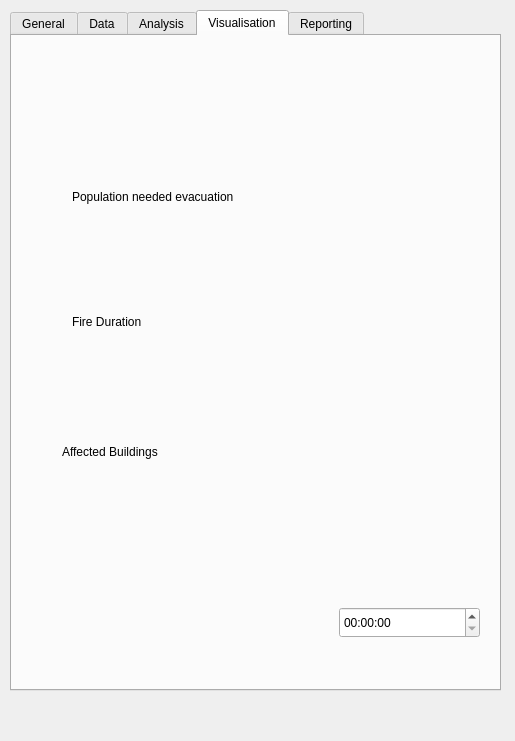
VagosAplas/GEO1005-Fire, file SpatialDecision/fire_interface_updated.ui: the form before one commit.
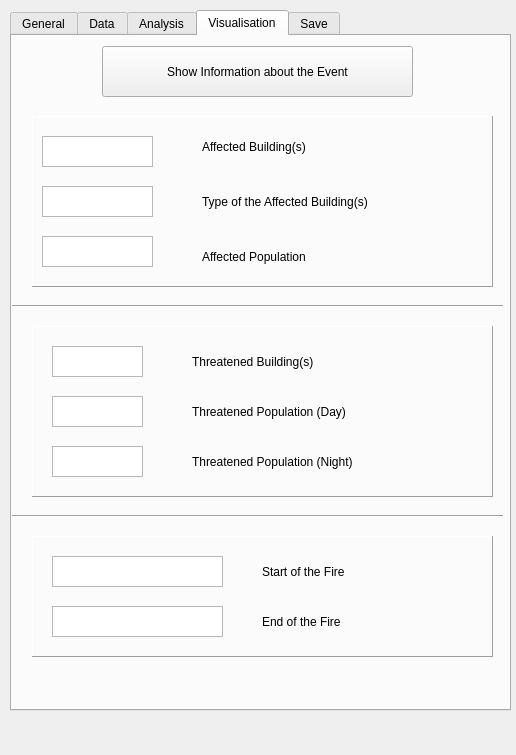
The form after the commit. The open tabs and pages were chosen to show the change. Icons and pictures are not drawn.

The edit to the form file:
```diff
--- a/SpatialDecision/fire_interface_updated.ui
+++ b/SpatialDecision/fire_interface_updated.ui
@@ -6,8 +6,8 @@
    <rect>
     <x>0</x>
     <y>0</y>
-    <width>515</width>
-    <height>741</height>
+    <width>516</width>
+    <height>755</height>
    </rect>
   </property>
   <property name="windowTitle">
@@ -19,10 +19,22 @@
      <rect>
       <x>10</x>
       <y>10</y>
-      <width>491</width>
-      <height>681</height>
+      <width>501</width>
+      <height>701</height>
      </rect>
     </property>
+    <property name="minimumSize">
+     <size>
+      <width>501</width>
+      <height>701</height>
+     </size>
+    </property>
+    <property name="cursor">
+     <cursorShape>ArrowCursor</cursorShape>
+    </property>
+    <property name="mouseTracking">
+     <bool>true</bool>
+    </property>
     <property name="currentIndex">
      <number>1</number>
     </property>
@@ -592,59 +604,615 @@
      <attribute name="title">
       <string>Visualisation</string>
      </attribute>
-     <widget class="QTimeEdit" name="timeEdit">
+     <widget class="Line" name="line">
       <property name="geometry">
        <rect>
-        <x>327</x>
-        <y>571</y>
-        <width>141</width>
+        <x>0</x>
+        <y>470</y>
+        <width>491</width>
+        <height>20</height>
+       </rect>
+      </property>
+      <property name="minimumSize">
+       <size>
+        <width>491</width>
+        <height>20</height>
+       </size>
+      </property>
+      <property name="cursor">
+       <cursorShape>ArrowCursor</cursorShape>
+      </property>
+      <property name="mouseTracking">
+       <bool>true</bool>
+      </property>
+      <property name="orientation">
+       <enum>Qt::Horizontal</enum>
+      </property>
+     </widget>
+     <widget class="Line" name="line_2">
+      <property name="geometry">
+       <rect>
+        <x>0</x>
+        <y>260</y>
+        <width>491</width>
+        <height>20</height>
+       </rect>
+      </property>
+      <property name="minimumSize">
+       <size>
+        <width>491</width>
+        <height>20</height>
+       </size>
+      </property>
+      <property name="cursor">
+       <cursorShape>ArrowCursor</cursorShape>
+      </property>
+      <property name="mouseTracking">
+       <bool>true</bool>
+      </property>
+      <property name="orientation">
+       <enum>Qt::Horizontal</enum>
+      </property>
+     </widget>
+     <widget class="QLabel" name="label_9">
+      <property name="geometry">
+       <rect>
+        <x>250</x>
+        <y>520</y>
+        <width>241</width>
         <height>31</height>
        </rect>
       </property>
+      <property name="minimumSize">
+       <size>
+        <width>151</width>
+        <height>21</height>
+       </size>
+      </property>
+      <property name="cursor">
+       <cursorShape>ArrowCursor</cursorShape>
+      </property>
+      <property name="mouseTracking">
+       <bool>true</bool>
+      </property>
+      <property name="text">
+       <string>Start of the Fire</string>
+      </property>
      </widget>
-     <widget class="QLabel" name="label">
+     <widget class="QFrame" name="frame">
       <property name="geometry">
        <rect>
-        <x>60</x>
-        <y>150</y>
+        <x>20</x>
+        <y>80</y>
+        <width>461</width>
+        <height>171</height>
+       </rect>
+      </property>
+      <property name="minimumSize">
+       <size>
+        <width>461</width>
+        <height>141</height>
+       </size>
+      </property>
+      <property name="cursor">
+       <cursorShape>ArrowCursor</cursorShape>
+      </property>
+      <property name="mouseTracking">
+       <bool>true</bool>
+      </property>
+      <property name="focusPolicy">
+       <enum>Qt::NoFocus</enum>
+      </property>
+      <property name="frameShape">
+       <enum>QFrame::Panel</enum>
+      </property>
+      <property name="frameShadow">
+       <enum>QFrame::Raised</enum>
+      </property>
+      <widget class="QListWidget" name="reportList_3">
+       <property name="enabled">
+        <bool>true</bool>
+       </property>
+       <property name="geometry">
+        <rect>
+         <x>10</x>
+         <y>20</y>
+         <width>111</width>
+         <height>31</height>
+        </rect>
+       </property>
+       <property name="minimumSize">
+        <size>
+         <width>111</width>
+         <height>31</height>
+        </size>
+       </property>
+       <property name="cursor" stdset="0">
+        <cursorShape>ArrowCursor</cursorShape>
+       </property>
+       <property name="mouseTracking">
+        <bool>true</bool>
+       </property>
+       <property name="viewMode">
+        <enum>QListView::ListMode</enum>
+       </property>
+      </widget>
+      <widget class="QListWidget" name="reportList_4">
+       <property name="geometry">
+        <rect>
+         <x>10</x>
+         <y>120</y>
+         <width>111</width>
+         <height>31</height>
+        </rect>
+       </property>
+       <property name="minimumSize">
+        <size>
+         <width>111</width>
+         <height>31</height>
+        </size>
+       </property>
+       <property name="cursor" stdset="0">
+        <cursorShape>ArrowCursor</cursorShape>
+       </property>
+       <property name="mouseTracking">
+        <bool>true</bool>
+       </property>
+       <property name="viewMode">
+        <enum>QListView::ListMode</enum>
+       </property>
+      </widget>
+      <widget class="QLabel" name="label_3">
+       <property name="geometry">
+        <rect>
+         <x>170</x>
+         <y>20</y>
+         <width>251</width>
+         <height>21</height>
+        </rect>
+       </property>
+       <property name="minimumSize">
+        <size>
+         <width>181</width>
+         <height>21</height>
+        </size>
+       </property>
+       <property name="cursor">
+        <cursorShape>ArrowCursor</cursorShape>
+       </property>
+       <property name="mouseTracking">
+        <bool>true</bool>
+       </property>
+       <property name="text">
+        <string>Affected Building(s)</string>
+       </property>
+      </widget>
+      <widget class="QListWidget" name="reportList_11">
+       <property name="geometry">
+        <rect>
+         <x>10</x>
+         <y>70</y>
+         <width>111</width>
+         <height>31</height>
+        </rect>
+       </property>
+       <property name="minimumSize">
+        <size>
+         <width>111</width>
+         <height>31</height>
+        </size>
+       </property>
+       <property name="cursor" stdset="0">
+        <cursorShape>ArrowCursor</cursorShape>
+       </property>
+       <property name="mouseTracking">
+        <bool>true</bool>
+       </property>
+       <property name="viewMode">
+        <enum>QListView::ListMode</enum>
+       </property>
+      </widget>
+      <widget class="QLabel" name="label_13">
+       <property name="geometry">
+        <rect>
+         <x>170</x>
+         <y>70</y>
+         <width>281</width>
+         <height>31</height>
+        </rect>
+       </property>
+       <property name="minimumSize">
+        <size>
+         <width>261</width>
+         <height>21</height>
+        </size>
+       </property>
+       <property name="cursor">
+        <cursorShape>ArrowCursor</cursorShape>
+       </property>
+       <property name="mouseTracking">
+        <bool>true</bool>
+       </property>
+       <property name="text">
+        <string>Type of the Affected Building(s)</string>
+       </property>
+      </widget>
+      <widget class="QLabel" name="label_8">
+       <property name="geometry">
+        <rect>
+         <x>170</x>
+         <y>130</y>
+         <width>261</width>
+         <height>21</height>
+        </rect>
+       </property>
+       <property name="minimumSize">
+        <size>
+         <width>181</width>
+         <height>21</height>
+        </size>
+       </property>
+       <property name="cursor">
+        <cursorShape>ArrowCursor</cursorShape>
+       </property>
+       <property name="mouseTracking">
+        <bool>true</bool>
+       </property>
+       <property name="text">
+        <string>Affected Population</string>
+       </property>
+      </widget>
+     </widget>
+     <widget class="QFrame" name="frame_2">
+      <property name="geometry">
+       <rect>
+        <x>20</x>
+        <y>290</y>
+        <width>461</width>
+        <height>171</height>
+       </rect>
+      </property>
+      <property name="minimumSize">
+       <size>
         <width>451</width>
-        <height>21</height>
-       </rect>
+        <height>141</height>
+       </size>
       </property>
-      <property name="text">
-       <string>Population needed evacuation</string>
+      <property name="cursor">
+       <cursorShape>ArrowCursor</cursorShape>
       </property>
+      <property name="mouseTracking">
+       <bool>true</bool>
+      </property>
+      <property name="focusPolicy">
+       <enum>Qt::NoFocus</enum>
+      </property>
+      <property name="frameShape">
+       <enum>QFrame::Panel</enum>
+      </property>
+      <property name="frameShadow">
+       <enum>QFrame::Raised</enum>
+      </property>
+      <widget class="QListWidget" name="reportList_7">
+       <property name="geometry">
+        <rect>
+         <x>20</x>
+         <y>120</y>
+         <width>91</width>
+         <height>31</height>
+        </rect>
+       </property>
+       <property name="minimumSize">
+        <size>
+         <width>91</width>
+         <height>31</height>
+        </size>
+       </property>
+       <property name="cursor" stdset="0">
+        <cursorShape>ArrowCursor</cursorShape>
+       </property>
+       <property name="mouseTracking">
+        <bool>true</bool>
+       </property>
+       <property name="viewMode">
+        <enum>QListView::ListMode</enum>
+       </property>
+      </widget>
+      <widget class="QListWidget" name="reportList_6">
+       <property name="geometry">
+        <rect>
+         <x>20</x>
+         <y>70</y>
+         <width>91</width>
+         <height>31</height>
+        </rect>
+       </property>
+       <property name="minimumSize">
+        <size>
+         <width>91</width>
+         <height>31</height>
+        </size>
+       </property>
+       <property name="cursor" stdset="0">
+        <cursorShape>ArrowCursor</cursorShape>
+       </property>
+       <property name="mouseTracking">
+        <bool>true</bool>
+       </property>
+       <property name="viewMode">
+        <enum>QListView::ListMode</enum>
+       </property>
+      </widget>
+      <widget class="QLabel" name="label_11">
+       <property name="geometry">
+        <rect>
+         <x>160</x>
+         <y>120</y>
+         <width>291</width>
+         <height>31</height>
+        </rect>
+       </property>
+       <property name="minimumSize">
+        <size>
+         <width>241</width>
+         <height>21</height>
+        </size>
+       </property>
+       <property name="cursor">
+        <cursorShape>ArrowCursor</cursorShape>
+       </property>
+       <property name="mouseTracking">
+        <bool>true</bool>
+       </property>
+       <property name="text">
+        <string>Threatened Population (Night)</string>
+       </property>
+      </widget>
+      <widget class="QLabel" name="label">
+       <property name="geometry">
+        <rect>
+         <x>160</x>
+         <y>20</y>
+         <width>301</width>
+         <height>31</height>
+        </rect>
+       </property>
+       <property name="minimumSize">
+        <size>
+         <width>221</width>
+         <height>21</height>
+        </size>
+       </property>
+       <property name="cursor">
+        <cursorShape>ArrowCursor</cursorShape>
+       </property>
+       <property name="mouseTracking">
+        <bool>true</bool>
+       </property>
+       <property name="text">
+        <string>Threatened Building(s)</string>
+       </property>
+      </widget>
+      <widget class="QLabel" name="label_7">
+       <property name="geometry">
+        <rect>
+         <x>160</x>
+         <y>70</y>
+         <width>311</width>
+         <height>31</height>
+        </rect>
+       </property>
+       <property name="minimumSize">
+        <size>
+         <width>231</width>
+         <height>21</height>
+        </size>
+       </property>
+       <property name="cursor">
+        <cursorShape>ArrowCursor</cursorShape>
+       </property>
+       <property name="mouseTracking">
+        <bool>true</bool>
+       </property>
+       <property name="text">
+        <string>Threatened Population (Day)</string>
+       </property>
+      </widget>
+      <widget class="QListWidget" name="reportList_5">
+       <property name="geometry">
+        <rect>
+         <x>20</x>
+         <y>20</y>
+         <width>91</width>
+         <height>31</height>
+        </rect>
+       </property>
+       <property name="minimumSize">
+        <size>
+         <width>91</width>
+         <height>31</height>
+        </size>
+       </property>
+       <property name="cursor" stdset="0">
+        <cursorShape>ArrowCursor</cursorShape>
+       </property>
+       <property name="mouseTracking">
+        <bool>true</bool>
+       </property>
+       <property name="viewMode">
+        <enum>QListView::ListMode</enum>
+       </property>
+      </widget>
      </widget>
-     <widget class="QLabel" name="label_2">
+     <widget class="QFrame" name="frame_3">
       <property name="geometry">
        <rect>
-        <x>60</x>
-        <y>270</y>
-        <width>221</width>
-        <height>31</height>
+        <x>20</x>
+        <y>500</y>
+        <width>461</width>
+        <height>121</height>
        </rect>
       </property>
-      <property name="text">
-       <string>Fire Duration</string>
+      <property name="minimumSize">
+       <size>
+        <width>441</width>
+        <height>101</height>
+       </size>
       </property>
+      <property name="cursor">
+       <cursorShape>ArrowCursor</cursorShape>
+      </property>
+      <property name="mouseTracking">
+       <bool>true</bool>
+      </property>
+      <property name="focusPolicy">
+       <enum>Qt::NoFocus</enum>
+      </property>
+      <property name="frameShape">
+       <enum>QFrame::Panel</enum>
+      </property>
+      <property name="frameShadow">
+       <enum>QFrame::Raised</enum>
+      </property>
+      <widget class="QListWidget" name="reportList_9">
+       <property name="geometry">
+        <rect>
+         <x>30</x>
+         <y>150</y>
+         <width>71</width>
+         <height>31</height>
+        </rect>
+       </property>
+       <property name="minimumSize">
+        <size>
+         <width>71</width>
+         <height>31</height>
+        </size>
+       </property>
+       <property name="cursor" stdset="0">
+        <cursorShape>ArrowCursor</cursorShape>
+       </property>
+       <property name="mouseTracking">
+        <bool>true</bool>
+       </property>
+      </widget>
+      <widget class="QListWidget" name="reportList_8">
+       <property name="geometry">
+        <rect>
+         <x>20</x>
+         <y>20</y>
+         <width>171</width>
+         <height>31</height>
+        </rect>
+       </property>
+       <property name="minimumSize">
+        <size>
+         <width>171</width>
+         <height>31</height>
+        </size>
+       </property>
+       <property name="cursor" stdset="0">
+        <cursorShape>ArrowCursor</cursorShape>
+       </property>
+       <property name="mouseTracking">
+        <bool>true</bool>
+       </property>
+       <property name="acceptDrops">
+        <bool>false</bool>
+       </property>
+       <property name="toolTip">
+        <string/>
+       </property>
+       <property name="statusTip">
+        <string/>
+       </property>
+       <property name="whatsThis">
+        <string/>
+       </property>
+       <property name="viewMode">
+        <enum>QListView::ListMode</enum>
+       </property>
+      </widget>
+      <widget class="QListWidget" name="reportList_10">
+       <property name="geometry">
+        <rect>
+         <x>20</x>
+         <y>70</y>
+         <width>171</width>
+         <height>31</height>
+        </rect>
+       </property>
+       <property name="minimumSize">
+        <size>
+         <width>171</width>
+         <height>31</height>
+        </size>
+       </property>
+       <property name="cursor" stdset="0">
+        <cursorShape>ArrowCursor</cursorShape>
+       </property>
+       <property name="mouseTracking">
+        <bool>true</bool>
+       </property>
+       <property name="viewMode">
+        <enum>QListView::ListMode</enum>
+       </property>
+      </widget>
+      <widget class="QLabel" name="label_2">
+       <property name="geometry">
+        <rect>
+         <x>230</x>
+         <y>70</y>
+         <width>201</width>
+         <height>31</height>
+        </rect>
+       </property>
+       <property name="minimumSize">
+        <size>
+         <width>201</width>
+         <height>21</height>
+        </size>
+       </property>
+       <property name="cursor">
+        <cursorShape>ArrowCursor</cursorShape>
+       </property>
+       <property name="mouseTracking">
+        <bool>true</bool>
+       </property>
+       <property name="text">
+        <string>End of the Fire</string>
+       </property>
+      </widget>
      </widget>
-     <widget class="QLabel" name="label_3">
+     <widget class="QPushButton" name="showinfo">
       <property name="geometry">
        <rect>
-        <x>50</x>
-        <y>390</y>
-        <width>241</width>
+        <x>90</x>
+        <y>10</y>
+        <width>311</width>
         <height>51</height>
        </rect>
       </property>
+      <property name="minimumSize">
+       <size>
+        <width>311</width>
+        <height>51</height>
+       </size>
+      </property>
+      <property name="cursor">
+       <cursorShape>PointingHandCursor</cursorShape>
+      </property>
+      <property name="mouseTracking">
+       <bool>true</bool>
+      </property>
       <property name="text">
-       <string>Affected Buildings</string>
+       <string>Show Information about the Event</string>
       </property>
      </widget>
     </widget>
     <widget class="QWidget" name="reporting">
      <attribute name="title">
-      <string>Reporting</string>
+      <string>Save</string>
      </attribute>
      <widget class="QLabel" name="featurecounterlabel">
       <property name="geometry">
```
Left out of the diff: 861 changed lines with no effect on the pictures.
